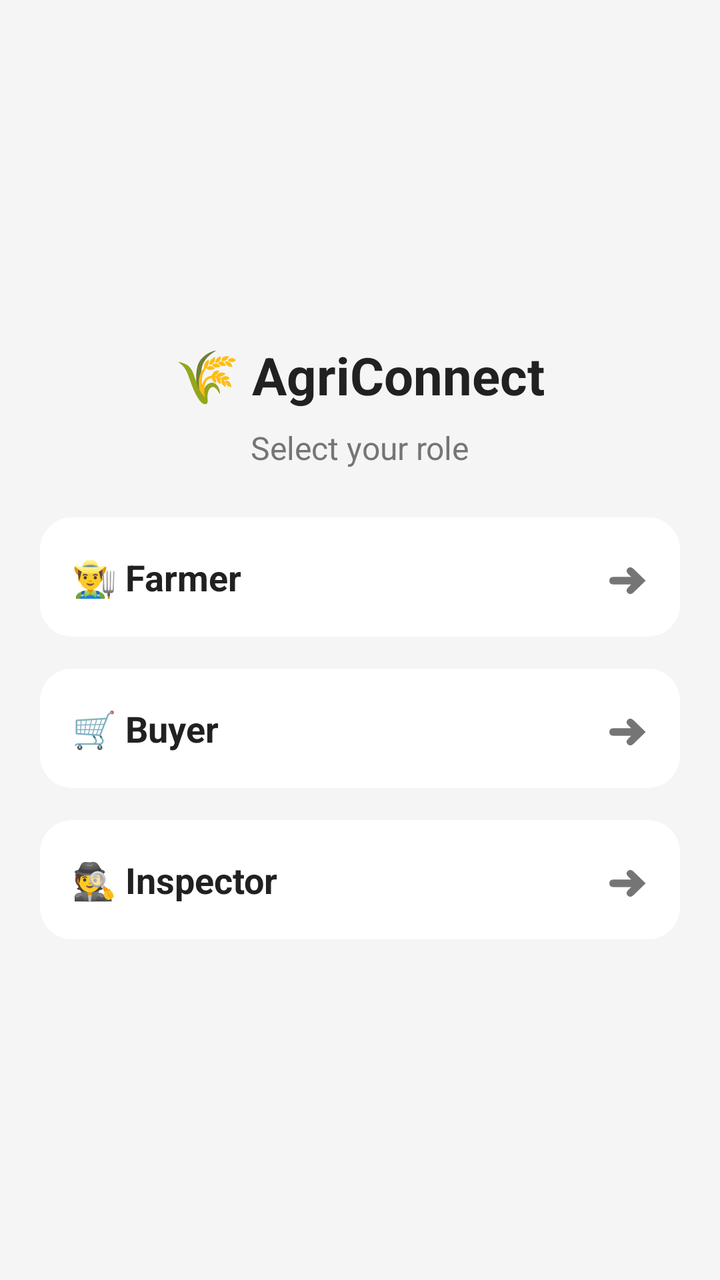
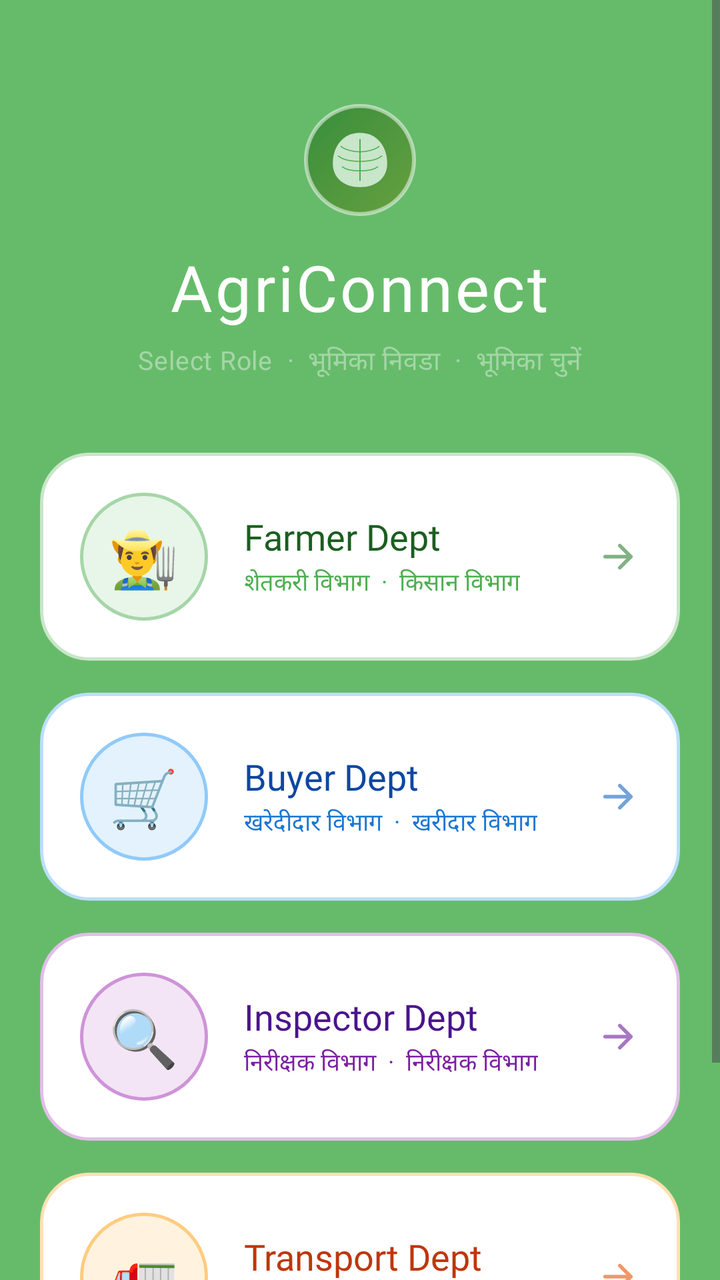

An Android layout rendered at two revisions. The XML below is the earlier revision; the diff shows what the commit changed to produce the second picture.
<!-- AndroidManifest.xml: application theme Theme.AgriConnect -->
<!-- res/layout/activity_user_selection.xml -->
<?xml version="1.0" encoding="utf-8"?>
<LinearLayout xmlns:android="http://schemas.android.com/apk/res/android"
    android:layout_width="match_parent"
    android:layout_height="match_parent"
    android:orientation="vertical"
    android:padding="20dp"
    android:gravity="center"
    android:background="@color/primaryBackground">

    
    <TextView
        android:layout_width="wrap_content"
        android:layout_height="wrap_content"
        android:text="🌾 AgriConnect"
        android:textSize="26sp"
        android:textStyle="bold"
        android:textColor="@color/textPrimary"
        android:layout_gravity="center_horizontal"
        android:layout_marginBottom="8dp"/>

    <TextView
        android:layout_width="wrap_content"
        android:layout_height="wrap_content"
        android:text="Select your role"
        android:textSize="16sp"
        android:textColor="@color/textSecondary"
        android:layout_gravity="center_horizontal"
        android:layout_marginBottom="24dp"/>

    
    <LinearLayout
        android:id="@+id/btnFarmer"
        android:layout_width="match_parent"
        android:layout_height="wrap_content"
        android:orientation="horizontal"
        android:padding="16dp"
        android:layout_marginBottom="16dp"
        android:background="@drawable/card_bg"
        android:gravity="center_vertical"
        android:clickable="true"
        android:focusable="true"
        android:foreground="?attr/selectableItemBackground">

        <TextView
            android:layout_width="0dp"
            android:layout_height="wrap_content"
            android:layout_weight="1"
            android:text="👨‍🌾 Farmer"
            android:textSize="18sp"
            android:textStyle="bold"
            android:textColor="@color/textPrimary"/>

        <TextView
            android:layout_width="wrap_content"
            android:layout_height="wrap_content"
            android:text="➜"
            android:textSize="20sp"
            android:textColor="@color/textSecondary"/>
    </LinearLayout>

    
    <LinearLayout
        android:id="@+id/btnBuyer"
        android:layout_width="match_parent"
        android:layout_height="wrap_content"
        android:orientation="horizontal"
        android:padding="16dp"
        android:layout_marginBottom="16dp"
        android:background="@drawable/card_bg"
        android:gravity="center_vertical"
        android:clickable="true"
        android:focusable="true"
        android:foreground="?attr/selectableItemBackground">

        <TextView
            android:layout_width="0dp"
            android:layout_height="wrap_content"
            android:layout_weight="1"
            android:text="🛒 Buyer"
            android:textSize="18sp"
            android:textStyle="bold"
            android:textColor="@color/textPrimary"/>

        <TextView
            android:layout_width="wrap_content"
            android:layout_height="wrap_content"
            android:text="➜"
            android:textSize="20sp"
            android:textColor="@color/textSecondary"/>
    </LinearLayout>

    
    <LinearLayout
        android:id="@+id/btnInspector"
        android:layout_width="match_parent"
        android:layout_height="wrap_content"
        android:orientation="horizontal"
        android:padding="16dp"
        android:background="@drawable/card_bg"
        android:gravity="center_vertical"
        android:clickable="true"
        android:focusable="true"
        android:foreground="?attr/selectableItemBackground">

        <TextView
            android:layout_width="0dp"
            android:layout_height="wrap_content"
            android:layout_weight="1"
            android:text="🕵️ Inspector"
            android:textSize="18sp"
            android:textStyle="bold"
            android:textColor="@color/textPrimary"/>

        <TextView
            android:layout_width="wrap_content"
            android:layout_height="wrap_content"
            android:text="➜"
            android:textSize="20sp"
            android:textColor="@color/textSecondary"/>
    </LinearLayout>

</LinearLayout>
<!-- resources referenced by this layout -->
<resources>
  <color name="primaryBackground">#F5F5F5</color>
  <color name="textPrimary">#212121</color>
  <color name="textSecondary">#757575</color>
  <!-- drawable card_bg (drawable) -->
  <?xml version="1.0" encoding="utf-8"?>
  <shape xmlns:android="http://schemas.android.com/apk/res/android">
      <solid android:color="@color/cardBackground"/>
      <corners android:radius="16dp"/>
      <padding
          android:left="8dp"
          android:top="8dp"
          android:right="8dp"
          android:bottom="8dp"/>
  </shape>
  <color name="cardBackground">#FFFFFF</color>
  <!-- unchanged entries left out for length: 6 -->
</resources>

<!-- the commit's change to res/layout/activity_user_selection.xml (unified diff, before → after) -->
@@ -1,122 +1,322 @@
 <?xml version="1.0" encoding="utf-8"?>
-<LinearLayout xmlns:android="http://schemas.android.com/apk/res/android"
+<ScrollView xmlns:android="http://schemas.android.com/apk/res/android"
+    xmlns:app="http://schemas.android.com/apk/res-auto"
     android:layout_width="match_parent"
     android:layout_height="match_parent"
-    android:orientation="vertical"
-    android:padding="20dp"
-    android:gravity="center"
-    android:background="@color/primaryBackground">
-
-    
-    <TextView
-        android:layout_width="wrap_content"
-        android:layout_height="wrap_content"
-        android:text="🌾 AgriConnect"
-        android:textSize="26sp"
-        android:textStyle="bold"
-        android:textColor="@color/textPrimary"
-        android:layout_gravity="center_horizontal"
-        android:layout_marginBottom="8dp"/>
-
-    <TextView
-        android:layout_width="wrap_content"
-        android:layout_height="wrap_content"
-        android:text="Select your role"
-        android:textSize="16sp"
-        android:textColor="@color/textSecondary"
-        android:layout_gravity="center_horizontal"
-        android:layout_marginBottom="24dp"/>
-
-    
+    android:background="@color/greenAccent"
+    android:fillViewport="true">
+
     <LinearLayout
-        android:id="@+id/btnFarmer"
         android:layout_width="match_parent"
         android:layout_height="wrap_content"
-        android:orientation="horizontal"
-        android:padding="16dp"
-        android:layout_marginBottom="16dp"
-        android:background="@drawable/card_bg"
-        android:gravity="center_vertical"
-        android:clickable="true"
-        android:focusable="true"
-        android:foreground="?attr/selectableItemBackground">
-
-        <TextView
-            android:layout_width="0dp"
-            android:layout_height="wrap_content"
-            android:layout_weight="1"
-            android:text="👨‍🌾 Farmer"
-            android:textSize="18sp"
-            android:textStyle="bold"
-            android:textColor="@color/textPrimary"/>
+        android:orientation="vertical"
+        android:paddingHorizontal="20dp"
+        android:paddingTop="52dp"
+        android:paddingBottom="36dp"
+        android:gravity="center_horizontal">
+
+        
+        <ImageView
+            android:layout_width="56dp"
+            android:layout_height="56dp"
+            android:src="@drawable/ic_logo_leaf"
+            android:background="@drawable/logo_bg_circle"
+            android:padding="11dp" />
 
         <TextView
             android:layout_width="wrap_content"
             android:layout_height="wrap_content"
-            android:text="➜"
-            android:textSize="20sp"
-            android:textColor="@color/textSecondary"/>
-    </LinearLayout>
-
-    
-    <LinearLayout
-        android:id="@+id/btnBuyer"
-        android:layout_width="match_parent"
-        android:layout_height="wrap_content"
-        android:orientation="horizontal"
-        android:padding="16dp"
-        android:layout_marginBottom="16dp"
-        android:background="@drawable/card_bg"
-        android:gravity="center_vertical"
-        android:clickable="true"
-        android:focusable="true"
-        android:foreground="?attr/selectableItemBackground">
-
-        <TextView
-            android:layout_width="0dp"
-            android:layout_height="wrap_content"
-            android:layout_weight="1"
-            android:text="🛒 Buyer"
-            android:textSize="18sp"
-            android:textStyle="bold"
-            android:textColor="@color/textPrimary"/>
+            android:text="AgriConnect"
+            android:textSize="32sp"
+            android:fontFamily="@font/montserrat_extrabold"
+            android:letterSpacing="0.04"
+            android:textColor="#FFFFFF"
+            android:layout_marginTop="14dp" />
 
         <TextView
             android:layout_width="wrap_content"
             android:layout_height="wrap_content"
-            android:text="➜"
-            android:textSize="20sp"
-            android:textColor="@color/textSecondary"/>
-    </LinearLayout>
-
-    
-    <LinearLayout
-        android:id="@+id/btnInspector"
-        android:layout_width="match_parent"
-        android:layout_height="wrap_content"
-        android:orientation="horizontal"
-        android:padding="16dp"
-        android:background="@drawable/card_bg"
-        android:gravity="center_vertical"
-        android:clickable="true"
-        android:focusable="true"
-        android:foreground="?attr/selectableItemBackground">
-
-        <TextView
-            android:layout_width="0dp"
-            android:layout_height="wrap_content"
-            android:layout_weight="1"
-            android:text="🕵️ Inspector"
-            android:textSize="18sp"
-            android:textStyle="bold"
-            android:textColor="@color/textPrimary"/>
-
+            android:text="Select Role  ·  भूमिका निवडा  ·  भूमिका चुनें"
+            android:textSize="13sp"
+            android:fontFamily="@font/montserrat_medium"
+            android:textColor="#A5D6A7"
+            android:letterSpacing="0.02"
+            android:layout_marginTop="6dp"
+            android:layout_marginBottom="36dp" />
+
+        
+        <androidx.cardview.widget.CardView
+            android:layout_width="match_parent"
+            android:layout_height="wrap_content"
+            android:layout_marginBottom="16dp"
+            app:cardCornerRadius="24dp"
+            app:cardElevation="0dp"
+            app:cardBackgroundColor="#00000000">
+
+            <LinearLayout
+                android:id="@+id/btnFarmer"
+                android:layout_width="match_parent"
+                android:layout_height="wrap_content"
+                android:orientation="horizontal"
+                android:gravity="center_vertical"
+                android:padding="20dp"
+                android:background="@drawable/role_card_farmer">
+
+                
+                <FrameLayout
+                    android:layout_width="64dp"
+                    android:layout_height="64dp"
+                    android:background="@drawable/role_icon_bg_farmer">
+                    <TextView
+                        android:layout_width="wrap_content"
+                        android:layout_height="wrap_content"
+                        android:layout_gravity="center"
+                        android:text="👨‍🌾"
+                        android:textSize="28sp" />
+                </FrameLayout>
+
+                
+                <LinearLayout
+                    android:layout_width="0dp"
+                    android:layout_height="wrap_content"
+                    android:layout_weight="1"
+                    android:orientation="vertical"
+                    android:layout_marginStart="18dp">
+
+                    <TextView
+                        android:layout_width="wrap_content"
+                        android:layout_height="wrap_content"
+                        android:text="Farmer Dept"
+                        android:textSize="18sp"
+                        android:fontFamily="@font/montserrat_extrabold"
+                        android:textColor="#1B5E20" />
+
+                    <TextView
+                        android:layout_width="wrap_content"
+                        android:layout_height="wrap_content"
+                        android:text="शेतकरी विभाग  ·  किसान विभाग"
+                        android:textSize="12sp"
+                        android:fontFamily="@font/montserrat_medium"
+                        android:textColor="#4CAF50"
+                        android:layout_marginTop="2dp" />
+                </LinearLayout>
+
+                
+                <ImageView
+                    android:layout_width="22dp"
+                    android:layout_height="22dp"
+                    android:src="@drawable/ic_arrow_right"
+                    app:tint="#2E7D32"
+                    android:alpha="0.6" />
+
+            </LinearLayout>
+        </androidx.cardview.widget.CardView>
+
+        
+        <androidx.cardview.widget.CardView
+            android:layout_width="match_parent"
+            android:layout_height="wrap_content"
+            android:layout_marginBottom="16dp"
+            app:cardCornerRadius="24dp"
+            app:cardElevation="0dp"
+            app:cardBackgroundColor="#00000000">
+
+            <LinearLayout
+                android:id="@+id/btnBuyer"
+                android:layout_width="match_parent"
+                android:layout_height="wrap_content"
+                android:orientation="horizontal"
+                android:gravity="center_vertical"
+                android:padding="20dp"
+                android:background="@drawable/role_card_buyer">
+
+                <FrameLayout
+                    android:layout_width="64dp"
+                    android:layout_height="64dp"
+                    android:background="@drawable/role_icon_bg_buyer">
+                    <TextView
+                        android:layout_width="wrap_content"
+                        android:layout_height="wrap_content"
+                        android:layout_gravity="center"
+                        android:text="🛒"
+                        android:textSize="28sp" />
+                </FrameLayout>
+
+                <LinearLayout
+                    android:layout_width="0dp"
+                    android:layout_height="wrap_content"
+                    android:layout_weight="1"
+                    android:orientation="vertical"
+                    android:layout_marginStart="18dp">
+
+                    <TextView
+                        android:layout_width="wrap_content"
+                        android:layout_height="wrap_content"
+                        android:text="Buyer Dept"
+                        android:textSize="18sp"
+                        android:fontFamily="@font/montserrat_extrabold"
+                        android:textColor="#0D47A1" />
+
+                    <TextView
+                        android:layout_width="wrap_content"
+                        android:layout_height="wrap_content"
+                        android:text="खरेदीदार विभाग  ·  खरीदार विभाग"
+                        android:textSize="12sp"
+                        android:fontFamily="@font/montserrat_medium"
+                        android:textColor="#1976D2"
+                        android:layout_marginTop="2dp" />
+                </LinearLayout>
+
+                <ImageView
+                    android:layout_width="22dp"
+                    android:layout_height="22dp"
+                    android:src="@drawable/ic_arrow_right"
+                    app:tint="#1565C0"
+                    android:alpha="0.6" />
+
+            </LinearLayout>
+        </androidx.cardview.widget.CardView>
+
+        
+        <androidx.cardview.widget.CardView
+            android:layout_width="match_parent"
+            android:layout_height="wrap_content"
+            android:layout_marginBottom="16dp"
+            app:cardCornerRadius="24dp"
+            app:cardElevation="0dp"
+            app:cardBackgroundColor="#00000000">
+
+            <LinearLayout
+                android:id="@+id/btnInspector"
+                android:layout_width="match_parent"
+                android:layout_height="wrap_content"
+                android:orientation="horizontal"
+                android:gravity="center_vertical"
+                android:padding="20dp"
+                android:background="@drawable/role_card_inspector">
+
+                <FrameLayout
+                    android:layout_width="64dp"
+                    android:layout_height="64dp"
+                    android:background="@drawable/role_icon_bg_inspector">
+                    <TextView
+                        android:layout_width="wrap_content"
+                        android:layout_height="wrap_content"
+                        android:layout_gravity="center"
+                        android:text="🔍"
+                        android:textSize="28sp" />
+                </FrameLayout>
+
+                <LinearLayout
+                    android:layout_width="0dp"
+                    android:layout_height="wrap_content"
+                    android:layout_weight="1"
+                    android:orientation="vertical"
+                    android:layout_marginStart="18dp">
+
+                    <TextView
+                        android:layout_width="wrap_content"
+                        android:layout_height="wrap_content"
+                        android:text="Inspector Dept"
+                        android:textSize="18sp"
+                        android:fontFamily="@font/montserrat_extrabold"
+                        android:textColor="#4A148C" />
+
+                    <TextView
+                        android:layout_width="wrap_content"
+                        android:layout_height="wrap_content"
+                        android:text="निरीक्षक विभाग  ·  निरीक्षक विभाग"
+                        android:textSize="12sp"
+                        android:fontFamily="@font/montserrat_medium"
+                        android:textColor="#7B1FA2"
+                        android:layout_marginTop="2dp" />
+                </LinearLayout>
+
+                <ImageView
+                    android:layout_width="22dp"
+                    android:layout_height="22dp"
+                    android:src="@drawable/ic_arrow_right"
+                    app:tint="#6A1B9A"
+                    android:alpha="0.6" />
+
+            </LinearLayout>
+        </androidx.cardview.widget.CardView>
+
+        
+        <androidx.cardview.widget.CardView
+            android:layout_width="match_parent"
+            android:layout_height="wrap_content"
+            android:layout_marginBottom="16dp"
+            app:cardCornerRadius="24dp"
+            app:cardElevation="0dp"
+            app:cardBackgroundColor="#00000000">
+
+            <LinearLayout
+                android:id="@+id/btnTransport"
+                android:layout_width="match_parent"
+                android:layout_height="wrap_content"
+                android:orientation="horizontal"
+                android:gravity="center_vertical"
+                android:padding="20dp"
+                android:background="@drawable/role_card_transport">
+
+                <FrameLayout
+                    android:layout_width="64dp"
+                    android:layout_height="64dp"
+                    android:background="@drawable/role_icon_bg_transport">
+                    <TextView
+                        android:layout_width="wrap_content"
+                        android:layout_height="wrap_content"
+                        android:layout_gravity="center"
+                        android:text="🚛"
+                        android:textSize="28sp" />
+                </FrameLayout>
+
+                <LinearLayout
+                    android:layout_width="0dp"
+                    android:layout_height="wrap_content"
+                    android:layout_weight="1"
+                    android:orientation="vertical"
+                    android:layout_marginStart="18dp">
+
+                    <TextView
+                        android:layout_width="wrap_content"
+                        android:layout_height="wrap_content"
+                        android:text="Transport Dept"
+                        android:textSize="18sp"
+                        android:fontFamily="@font/montserrat_extrabold"
+                        android:textColor="#BF360C" />
+
+                    <TextView
+                        android:layout_width="wrap_content"
+                        android:layout_height="wrap_content"
+                        android:text="वाहतूक विभाग  ·  परिवहन विभाग"
+                        android:textSize="12sp"
+                        android:fontFamily="@font/montserrat_medium"
+                        android:textColor="#E64A19"
+                        android:layout_marginTop="2dp" />
+                </LinearLayout>
+
+                <ImageView
+                    android:layout_width="22dp"
+                    android:layout_height="22dp"
+                    android:src="@drawable/ic_arrow_right"
+                    app:tint="#E65100"
+                    android:alpha="0.6" />
+
+            </LinearLayout>
+        </androidx.cardview.widget.CardView>
+
+        
         <TextView
             android:layout_width="wrap_content"
             android:layout_height="wrap_content"
-            android:text="➜"
-            android:textSize="20sp"
-            android:textColor="@color/textSecondary"/>
+            android:layout_marginTop="12dp"
+            android:text="Tap your department to continue"
+            android:textSize="12sp"
+            android:fontFamily="@font/montserrat_medium"
+            android:textColor="#60FFFFFF"
+            android:letterSpacing="0.04" />
+
     </LinearLayout>
-
-</LinearLayout>
+</ScrollView>
<!-- resource entries referenced after the edit -->
@@ -1,20 +1,172 @@
 <!-- resources referenced by this layout -->
 <resources>
-  <color name="primaryBackground">#F5F5F5</color>
-  <color name="textPrimary">#212121</color>
-  <color name="textSecondary">#757575</color>
-  <!-- drawable card_bg (drawable) -->
+  <!-- drawable ic_arrow_right (drawable) -->
   <?xml version="1.0" encoding="utf-8"?>
-  <shape xmlns:android="http://schemas.android.com/apk/res/android">
-      <solid android:color="@color/cardBackground"/>
-      <corners android:radius="16dp"/>
-      <padding
-          android:left="8dp"
-          android:top="8dp"
-          android:right="8dp"
-          android:bottom="8dp"/>
+  <vector xmlns:android="http://schemas.android.com/apk/res/android"
+      android:width="24dp"
+      android:height="24dp"
+      android:viewportWidth="24"
+      android:viewportHeight="24">
+      <path
+          android:fillColor="#00000000"
+          android:pathData="M5,12 L19,12 M13,6 L19,12 L13,18"
+          android:strokeColor="#1B5E20"
+          android:strokeWidth="2"
+          android:strokeLineCap="round"
+          android:strokeLineJoin="round" />
+  </vector>
+  <!-- drawable ic_logo_leaf (drawable) -->
+  <?xml version="1.0" encoding="utf-8"?>
+  <vector xmlns:android="http://schemas.android.com/apk/res/android"
+      android:width="100dp"
+      android:height="100dp"
+      android:viewportWidth="100"
+      android:viewportHeight="100">
+  
+      
+      <path
+          android:pathData="M50,10 C75,10 90,30 90,55 C90,78 72,90 50,90 C28,90 10,78 10,55 C10,30 25,10 50,10 Z"
+          android:fillColor="#C8E6C9"
+          android:strokeColor="#00000000" />
+  
+      
+      <path
+          android:pathData="M50,20 L50,80"
+          android:strokeColor="#4CAF50"
+          android:strokeWidth="2"
+          android:fillColor="#00000000"
+          android:strokeLineCap="round" />
+  
+      
+      <path
+          android:pathData="M50,38 C40,38 28,35 22,30"
+          android:strokeColor="#4CAF50"
+          android:strokeWidth="1.5"
+          android:fillColor="#00000000"
+          android:strokeLineCap="round" />
+      <path
+          android:pathData="M50,52 C38,52 25,50 18,44"
+          android:strokeColor="#4CAF50"
+          android:strokeWidth="1.5"
+          android:fillColor="#00000000"
+          android:strokeLineCap="round" />
+      <path
+          android:pathData="M50,66 C40,66 30,65 24,60"
+          android:strokeColor="#4CAF50"
+          android:strokeWidth="1.5"
+          android:fillColor="#00000000"
+          android:strokeLineCap="round" />
+  
+      
+      <path
+          android:pathData="M50,38 C60,38 72,35 78,30"
+          android:strokeColor="#4CAF50"
+          android:strokeWidth="1.5"
+          android:fillColor="#00000000"
+          android:strokeLineCap="round" />
+      <path
+          android:pathData="M50,52 C62,52 75,50 82,44"
+          android:strokeColor="#4CAF50"
+          android:strokeWidth="1.5"
+          android:fillColor="#00000000"
+          android:strokeLineCap="round" />
+      <path
+          android:pathData="M50,66 C60,66 70,65 76,60"
+          android:strokeColor="#4CAF50"
+          android:strokeWidth="1.5"
+          android:fillColor="#00000000"
+          android:strokeLineCap="round" />
+  
+  </vector>
+  <!-- drawable logo_bg_circle (drawable) -->
+  <?xml version="1.0" encoding="utf-8"?>
+  <shape xmlns:android="http://schemas.android.com/apk/res/android"
+      android:shape="oval">
+      <gradient
+          android:type="linear"
+          android:angle="135"
+          android:startColor="#66A040"
+          android:endColor="#388E3C" />
+      <stroke
+          android:width="2dp"
+          android:color="#80FFFFFF" />
   </shape>
-  <color name="cardBackground">#FFFFFF</color>
+  <!-- drawable role_card_buyer (drawable) -->
+  <?xml version="1.0" encoding="utf-8"?>
+  <ripple xmlns:android="http://schemas.android.com/apk/res/android"
+      android:color="#331565C0">
+      <item>
+          <shape android:shape="rectangle">
+              <solid android:color="#FFFFFF" />
+              <corners android:radius="24dp" />
+              <stroke android:width="1.5dp" android:color="#BBDEFB" />
+          </shape>
+      </item>
+  </ripple>
+  <!-- drawable role_card_farmer (drawable) -->
+  <?xml version="1.0" encoding="utf-8"?>
+  <ripple xmlns:android="http://schemas.android.com/apk/res/android"
+      android:color="#334CAF50">
+      <item>
+          <shape android:shape="rectangle">
+              <solid android:color="#FFFFFF" />
+              <corners android:radius="24dp" />
+              <stroke android:width="1.5dp" android:color="#C8E6C9" />
+          </shape>
+      </item>
+  </ripple>
+  <!-- drawable role_card_inspector (drawable) -->
+  <?xml version="1.0" encoding="utf-8"?>
+  <ripple xmlns:android="http://schemas.android.com/apk/res/android"
+      android:color="#336A1B9A">
+      <item>
+          <shape android:shape="rectangle">
+              <solid android:color="#FFFFFF" />
+              <corners android:radius="24dp" />
+              <stroke android:width="1.5dp" android:color="#E1BEE7" />
+          </shape>
+      </item>
+  </ripple>
+  <!-- drawable role_card_transport (drawable) -->
+  <?xml version="1.0" encoding="utf-8"?>
+  <ripple xmlns:android="http://schemas.android.com/apk/res/android"
+      android:color="#33E65100">
+      <item>
+          <shape android:shape="rectangle">
+              <solid android:color="#FFFFFF" />
+              <corners android:radius="24dp" />
+              <stroke android:width="1.5dp" android:color="#FFE0B2" />
+          </shape>
+      </item>
+  </ripple>
+  <!-- drawable role_icon_bg_buyer (drawable) -->
+  <?xml version="1.0" encoding="utf-8"?>
+  <shape xmlns:android="http://schemas.android.com/apk/res/android"
+      android:shape="oval">
+      <solid android:color="#E3F2FD" />
+      <stroke android:width="1.5dp" android:color="#90CAF9" />
+  </shape>
+  <!-- drawable role_icon_bg_farmer (drawable) -->
+  <?xml version="1.0" encoding="utf-8"?>
+  <shape xmlns:android="http://schemas.android.com/apk/res/android"
+      android:shape="oval">
+      <solid android:color="#E8F5E9" />
+      <stroke android:width="1.5dp" android:color="#A5D6A7" />
+  </shape>
+  <!-- drawable role_icon_bg_inspector (drawable) -->
+  <?xml version="1.0" encoding="utf-8"?>
+  <shape xmlns:android="http://schemas.android.com/apk/res/android"
+      android:shape="oval">
+      <solid android:color="#F3E5F5" />
+      <stroke android:width="1.5dp" android:color="#CE93D8" />
+  </shape>
+  <!-- drawable role_icon_bg_transport (drawable) -->
+  <?xml version="1.0" encoding="utf-8"?>
+  <shape xmlns:android="http://schemas.android.com/apk/res/android"
+      android:shape="oval">
+      <solid android:color="#FFF3E0" />
+      <stroke android:width="1.5dp" android:color="#FFCC80" />
+  </shape>
   <!-- unchanged entries left out for length: 6 -->
 </resources>
 
